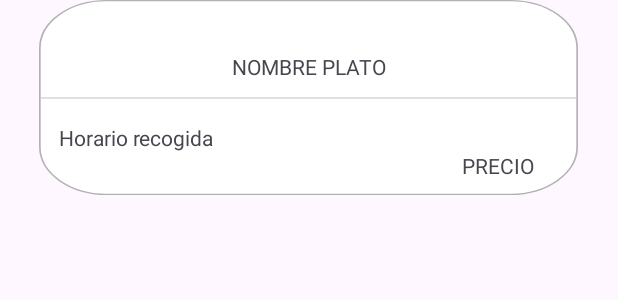
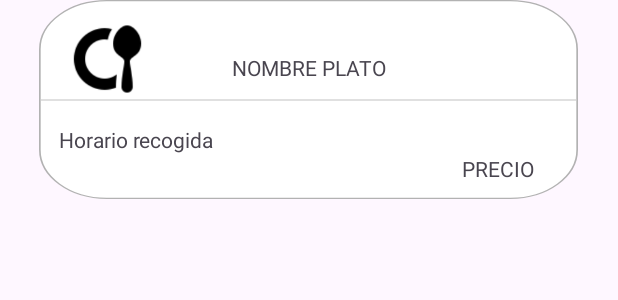
Before and after one commit to AndresCaldentey/CucharON, an Android app: the layout itemplato.xml on its own in the app's theme, with its tools: preview values and no code run, on a phone screen of 412 x 824 dp. Shown: the top 300 px of the screen. Run offline under Robolectric (Android 15) with nearby library versions, the phone set to English and light mode, and no system bars.

Commit message:
imagenes en mostrar plato

```diff
--- a/app/src/main/java/Presentation/AdaptadorPlato.java
+++ b/app/src/main/java/Presentation/AdaptadorPlato.java
@@ -3,9 +3,11 @@ import static androidx.core.content.ContextCompat.startActivity;
 
 import android.content.Context;
 import android.content.Intent;
+import android.graphics.Bitmap;
 import android.view.LayoutInflater;
 import android.view.View;
 import android.view.ViewGroup;
+import android.widget.ImageView;
 import android.widget.TextView;
 
 import androidx.annotation.NonNull;
@@ -18,6 +20,9 @@ import com.example.cucharon.R;
 import java.util.ArrayList;
 import java.util.List;
 
+import Negocio.IService;
+import Negocio.Service;
+
 //El Adaptador es donde se almacena cada instancia de mostrar un plato y el holder es como se define cada instancia de mostrar plato.
 public class AdaptadorPlato extends RecyclerView.Adapter<AdaptadorPlato.AdaptadorPlatoHolder>{
 
@@ -25,9 +30,10 @@ public class AdaptadorPlato extends RecyclerView.Adapter<AdaptadorPlato.Adaptado
     List<Producto> platos = new ArrayList<>();
     Context context;
     Class clase;
-
+    IService service;
     public AdaptadorPlato(Class clase) {
         this.clase = clase;
+        service = Service.getService();
     }
     public AdaptadorPlato(List<Producto> platos) {
         this.platos = platos;
@@ -57,11 +63,13 @@ public class AdaptadorPlato extends RecyclerView.Adapter<AdaptadorPlato.Adaptado
     class AdaptadorPlatoHolder extends RecyclerView.ViewHolder implements View.OnClickListener {
         //inicializar las variables :)
         TextView nomP, recP, precioP;
+        ImageView platoI;
         public AdaptadorPlatoHolder(@NonNull View itemView) {
             super(itemView);
             nomP = itemView.findViewById(R.id.nomP);
             recP = itemView.findViewById(R.id.recP);
             precioP = itemView.findViewById(R.id.precioP);
+            platoI = itemView.findViewById(R.id.platoI);
             itemView.setOnClickListener(this);
         }
         public void imprimir(int position) {
@@ -69,6 +77,8 @@ public class AdaptadorPlato extends RecyclerView.Adapter<AdaptadorPlato.Adaptado
             nomP.setText(platos.get(position).getNombre());
             recP.setText(platos.get(position).getHoraRecogida());
             precioP.setText("" + platos.get(position).getPrecio());
+            Bitmap image = service.pasarStringAImagen(platos.get(position).getImagen());
+            platoI.setImageBitmap(image);
         }
 
         @Override
--- a/app/src/main/res/layout/itemplato.xml
+++ b/app/src/main/res/layout/itemplato.xml
@@ -9,7 +9,7 @@
     <androidx.constraintlayout.widget.ConstraintLayout
         android:id="@+id/constraintLayout"
         android:layout_width="359dp"
-        android:layout_height="130dp"
+        android:layout_height="wrap_content"
         android:layout_marginBottom="30dp"
         android:background="@drawable/itemplato"
         app:layout_constraintBottom_toTopOf="@+id/divider3"
@@ -64,5 +64,21 @@
             app:layout_constraintStart_toStartOf="parent"
             app:layout_constraintTop_toBottomOf="@+id/nomP"
             app:layout_constraintVertical_bias="0.824" />
+
+        <ImageView
+            android:id="@+id/platoI"
+            android:layout_width="0dp"
+            android:layout_height="0dp"
+            android:layout_marginStart="14dp"
+            android:layout_marginTop="11dp"
+            android:layout_marginEnd="51dp"
+            android:layout_marginBottom="16dp"
+            app:layout_constraintBottom_toTopOf="@+id/recP"
+            app:layout_constraintEnd_toStartOf="@+id/nomP"
+            app:layout_constraintHorizontal_bias="1.0"
+            app:layout_constraintStart_toStartOf="parent"
+            app:layout_constraintTop_toTopOf="parent"
+            app:srcCompat="@drawable/dish" />
+
     </androidx.constraintlayout.widget.ConstraintLayout>
 </LinearLayout>
```
